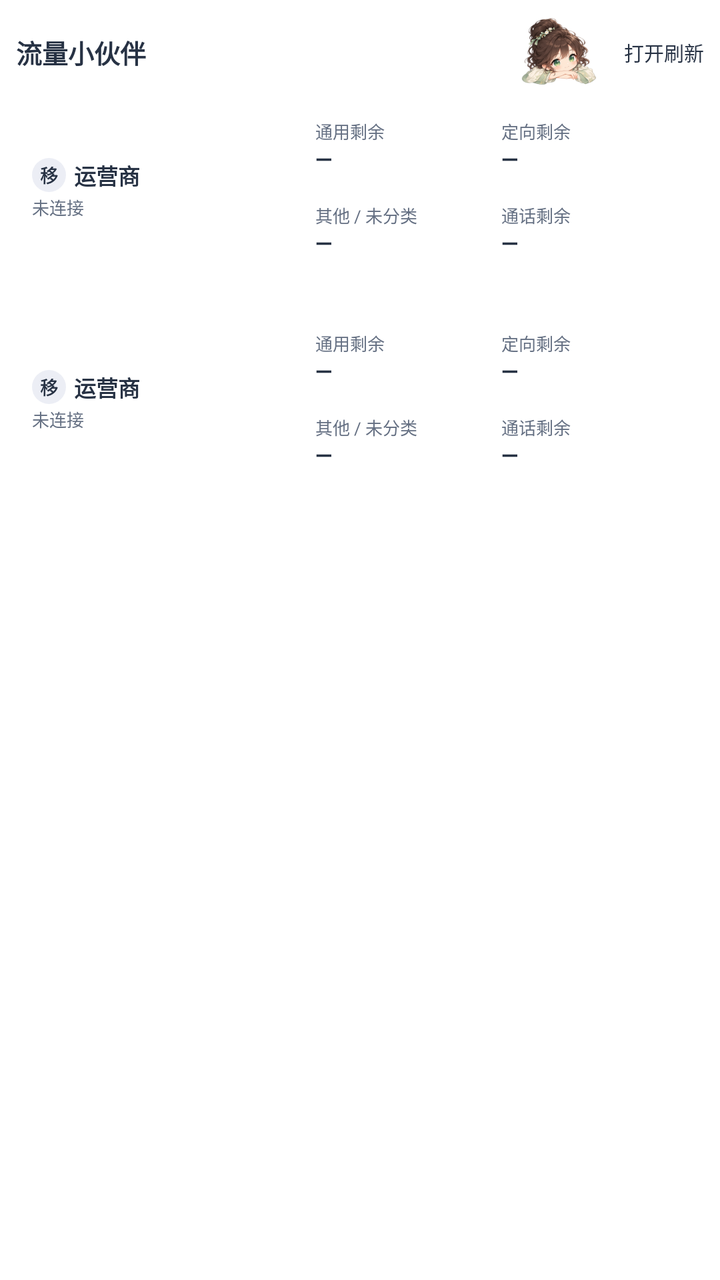
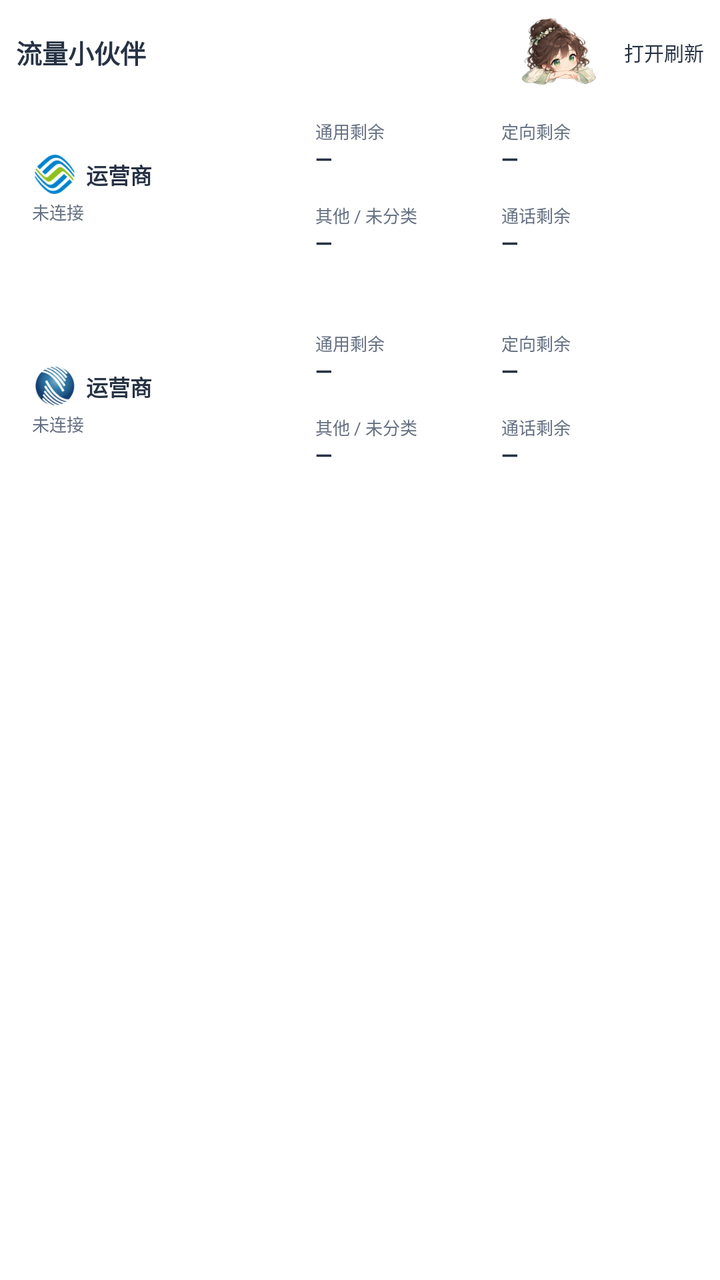

The first picture is an Android layout as it rendered before a commit; the second is the same layout after the commit. The layout source and the unified diff follow.
<!-- AndroidManifest.xml: fallback theme Theme.MaterialComponents.DayNight.NoActionBar -->
<!-- res/layout/traffic_widget.xml -->
<?xml version="1.0" encoding="utf-8"?>
<LinearLayout xmlns:android="http://schemas.android.com/apk/res/android" android:id="@+id/widget_root" android:layout_width="match_parent" android:layout_height="match_parent" android:orientation="vertical" android:padding="8dp" android:background="@drawable/widget_shell">
<LinearLayout android:layout_width="match_parent" android:layout_height="36dp" android:orientation="horizontal" android:gravity="center_vertical">
<TextView android:layout_width="0dp" android:layout_height="wrap_content" android:layout_weight="1" android:text="流量小伙伴" android:textSize="13sp" android:textStyle="bold" android:textColor="#273244" android:maxLines="1" android:ellipsize="end" />
<ImageView android:id="@+id/widget_mascot" android:layout_width="52dp" android:layout_height="36dp" android:src="@drawable/widget_mascot" android:scaleType="fitCenter" android:contentDescription="温泉旅伴" />
<TextView android:id="@+id/widget_refresh_action" android:layout_width="wrap_content" android:layout_height="match_parent" android:gravity="center" android:paddingStart="8dp" android:text="打开刷新" android:textSize="10sp" android:textColor="#273244" android:contentDescription="打开流量小伙伴并刷新所选账号" />
</LinearLayout>
<LinearLayout android:id="@+id/slot_1" android:layout_width="match_parent" android:layout_height="100dp" android:layout_marginBottom="6dp" android:orientation="horizontal" android:padding="8dp" android:background="@drawable/widget_carrier_card">
<LinearLayout android:layout_width="0dp" android:layout_height="match_parent" android:layout_weight="0.42" android:orientation="vertical" android:gravity="center_vertical">
<LinearLayout android:layout_width="match_parent" android:layout_height="19dp" android:orientation="horizontal" android:gravity="center_vertical">
<TextView android:id="@+id/slot_1_badge" android:layout_width="17dp" android:layout_height="17dp" android:gravity="center" android:background="@drawable/widget_carrier_badge" android:text="移" android:textSize="9sp" android:textStyle="bold" android:textColor="#273244" />
<TextView android:id="@+id/slot_1_name" android:layout_width="0dp" android:layout_height="wrap_content" android:layout_weight="1" android:paddingStart="4dp" android:text="运营商" android:textColor="#273244" android:textStyle="bold" android:textSize="11sp" android:maxLines="1" android:ellipsize="end" />
</LinearLayout>
<TextView android:id="@+id/slot_1_state" android:layout_width="match_parent" android:layout_height="wrap_content" android:text="未连接" android:textSize="8.5sp" android:textColor="#657083" android:maxLines="1" android:ellipsize="end" />
<TextView android:id="@+id/slot_1_phone" android:layout_width="match_parent" android:layout_height="wrap_content" android:text="" android:visibility="gone" android:textSize="9sp" android:textColor="#657083" android:maxLines="1" android:ellipsize="end" />
<TextView android:id="@+id/slot_1_balance" android:layout_width="match_parent" android:layout_height="wrap_content" android:text="" android:visibility="gone" android:textSize="10sp" android:textColor="#273244" android:maxLines="1" android:ellipsize="end" android:textStyle="bold" />
<TextView android:id="@+id/slot_1_summary" android:layout_width="match_parent" android:layout_height="wrap_content" android:text="" android:visibility="gone" android:textSize="8sp" android:textColor="#657083" android:maxLines="1" android:ellipsize="end" />
<TextView android:id="@+id/slot_1_time" android:layout_width="match_parent" android:layout_height="wrap_content" android:text="" android:visibility="gone" android:textSize="8sp" android:textColor="#657083" android:maxLines="1" android:ellipsize="end" />
</LinearLayout>
<TextView android:layout_width="7dp" android:layout_height="match_parent" />
<LinearLayout android:layout_width="0dp" android:layout_height="match_parent" android:layout_weight="0.58" android:orientation="vertical">
<LinearLayout android:layout_width="match_parent" android:layout_height="0dp" android:layout_weight="1" android:orientation="horizontal"><LinearLayout android:layout_width="0dp" android:layout_height="match_parent" android:layout_weight="1" android:orientation="vertical" android:gravity="center_vertical"><TextView android:layout_width="match_parent" android:layout_height="wrap_content" android:text="通用剩余" android:textColor="#657083" android:textSize="8.5sp" android:maxLines="1" /><TextView android:id="@+id/slot_1_general" android:layout_width="match_parent" android:layout_height="wrap_content" android:text="—" android:textSize="11sp" android:textColor="#273244" android:maxLines="1" android:ellipsize="end" android:textStyle="bold" /></LinearLayout><LinearLayout android:layout_width="0dp" android:layout_height="match_parent" android:layout_weight="1" android:orientation="vertical" android:gravity="center_vertical"><TextView android:layout_width="match_parent" android:layout_height="wrap_content" android:text="定向剩余" android:textColor="#657083" android:textSize="8.5sp" android:maxLines="1" /><TextView android:id="@+id/slot_1_directed" android:layout_width="match_parent" android:layout_height="wrap_content" android:text="—" android:textSize="11sp" android:textColor="#273244" android:maxLines="1" android:ellipsize="end" android:textStyle="bold" /></LinearLayout></LinearLayout>
<LinearLayout android:layout_width="match_parent" android:layout_height="0dp" android:layout_weight="1" android:orientation="horizontal"><LinearLayout android:layout_width="0dp" android:layout_height="match_parent" android:layout_weight="1" android:orientation="vertical" android:gravity="center_vertical"><TextView android:layout_width="match_parent" android:layout_height="wrap_content" android:text="其他 / 未分类" android:textColor="#657083" android:textSize="8.5sp" android:maxLines="1" /><TextView android:id="@+id/slot_1_other" android:layout_width="match_parent" android:layout_height="wrap_content" android:text="—" android:textSize="11sp" android:textColor="#273244" android:maxLines="1" android:ellipsize="end" android:textStyle="bold" /></LinearLayout><LinearLayout android:layout_width="0dp" android:layout_height="match_parent" android:layout_weight="1" android:orientation="vertical" android:gravity="center_vertical"><TextView android:layout_width="match_parent" android:layout_height="wrap_content" android:text="通话剩余" android:textColor="#657083" android:textSize="8.5sp" android:maxLines="1" /><TextView android:id="@+id/slot_1_voice" android:layout_width="match_parent" android:layout_height="wrap_content" android:text="—" android:textSize="11sp" android:textColor="#273244" android:maxLines="1" android:ellipsize="end" android:textStyle="bold" /></LinearLayout></LinearLayout>
</LinearLayout>
</LinearLayout>
<LinearLayout android:id="@+id/slot_2" android:layout_width="match_parent" android:layout_height="100dp" android:layout_marginBottom="6dp" android:orientation="horizontal" android:padding="8dp" android:background="@drawable/widget_carrier_card">
<LinearLayout android:layout_width="0dp" android:layout_height="match_parent" android:layout_weight="0.42" android:orientation="vertical" android:gravity="center_vertical">
<LinearLayout android:layout_width="match_parent" android:layout_height="19dp" android:orientation="horizontal" android:gravity="center_vertical">
<TextView android:id="@+id/slot_2_badge" android:layout_width="17dp" android:layout_height="17dp" android:gravity="center" android:background="@drawable/widget_carrier_badge" android:text="移" android:textSize="9sp" android:textStyle="bold" android:textColor="#273244" />
<TextView android:id="@+id/slot_2_name" android:layout_width="0dp" android:layout_height="wrap_content" android:layout_weight="1" android:paddingStart="4dp" android:text="运营商" android:textColor="#273244" android:textStyle="bold" android:textSize="11sp" android:maxLines="1" android:ellipsize="end" />
</LinearLayout>
<TextView android:id="@+id/slot_2_state" android:layout_width="match_parent" android:layout_height="wrap_content" android:text="未连接" android:textSize="8.5sp" android:textColor="#657083" android:maxLines="1" android:ellipsize="end" />
<TextView android:id="@+id/slot_2_phone" android:layout_width="match_parent" android:layout_height="wrap_content" android:text="" android:visibility="gone" android:textSize="9sp" android:textColor="#657083" android:maxLines="1" android:ellipsize="end" />
<TextView android:id="@+id/slot_2_balance" android:layout_width="match_parent" android:layout_height="wrap_content" android:text="" android:visibility="gone" android:textSize="10sp" android:textColor="#273244" android:maxLines="1" android:ellipsize="end" android:textStyle="bold" />
<TextView android:id="@+id/slot_2_summary" android:layout_width="match_parent" android:layout_height="wrap_content" android:text="" android:visibility="gone" android:textSize="8sp" android:textColor="#657083" android:maxLines="1" android:ellipsize="end" />
<TextView android:id="@+id/slot_2_time" android:layout_width="match_parent" android:layout_height="wrap_content" android:text="" android:visibility="gone" android:textSize="8sp" android:textColor="#657083" android:maxLines="1" android:ellipsize="end" />
</LinearLayout>
<TextView android:layout_width="7dp" android:layout_height="match_parent" />
<LinearLayout android:layout_width="0dp" android:layout_height="match_parent" android:layout_weight="0.58" android:orientation="vertical">
<LinearLayout android:layout_width="match_parent" android:layout_height="0dp" android:layout_weight="1" android:orientation="horizontal"><LinearLayout android:layout_width="0dp" android:layout_height="match_parent" android:layout_weight="1" android:orientation="vertical" android:gravity="center_vertical"><TextView android:layout_width="match_parent" android:layout_height="wrap_content" android:text="通用剩余" android:textColor="#657083" android:textSize="8.5sp" android:maxLines="1" /><TextView android:id="@+id/slot_2_general" android:layout_width="match_parent" android:layout_height="wrap_content" android:text="—" android:textSize="11sp" android:textColor="#273244" android:maxLines="1" android:ellipsize="end" android:textStyle="bold" /></LinearLayout><LinearLayout android:layout_width="0dp" android:layout_height="match_parent" android:layout_weight="1" android:orientation="vertical" android:gravity="center_vertical"><TextView android:layout_width="match_parent" android:layout_height="wrap_content" android:text="定向剩余" android:textColor="#657083" android:textSize="8.5sp" android:maxLines="1" /><TextView android:id="@+id/slot_2_directed" android:layout_width="match_parent" android:layout_height="wrap_content" android:text="—" android:textSize="11sp" android:textColor="#273244" android:maxLines="1" android:ellipsize="end" android:textStyle="bold" /></LinearLayout></LinearLayout>
<LinearLayout android:layout_width="match_parent" android:layout_height="0dp" android:layout_weight="1" android:orientation="horizontal"><LinearLayout android:layout_width="0dp" android:layout_height="match_parent" android:layout_weight="1" android:orientation="vertical" android:gravity="center_vertical"><TextView android:layout_width="match_parent" android:layout_height="wrap_content" android:text="其他 / 未分类" android:textColor="#657083" android:textSize="8.5sp" android:maxLines="1" /><TextView android:id="@+id/slot_2_other" android:layout_width="match_parent" android:layout_height="wrap_content" android:text="—" android:textSize="11sp" android:textColor="#273244" android:maxLines="1" android:ellipsize="end" android:textStyle="bold" /></LinearLayout><LinearLayout android:layout_width="0dp" android:layout_height="match_parent" android:layout_weight="1" android:orientation="vertical" android:gravity="center_vertical"><TextView android:layout_width="match_parent" android:layout_height="wrap_content" android:text="通话剩余" android:textColor="#657083" android:textSize="8.5sp" android:maxLines="1" /><TextView android:id="@+id/slot_2_voice" android:layout_width="match_parent" android:layout_height="wrap_content" android:text="—" android:textSize="11sp" android:textColor="#273244" android:maxLines="1" android:ellipsize="end" android:textStyle="bold" /></LinearLayout></LinearLayout>
</LinearLayout>
</LinearLayout>
<LinearLayout android:id="@+id/slot_3" android:visibility="gone" android:layout_width="match_parent" android:layout_height="100dp" android:layout_marginBottom="6dp" android:orientation="horizontal" android:padding="8dp" android:background="@drawable/widget_carrier_card">
<LinearLayout android:layout_width="0dp" android:layout_height="match_parent" android:layout_weight="0.42" android:orientation="vertical" android:gravity="center_vertical">
<LinearLayout android:layout_width="match_parent" android:layout_height="19dp" android:orientation="horizontal" android:gravity="center_vertical">
<TextView android:id="@+id/slot_3_badge" android:layout_width="17dp" android:layout_height="17dp" android:gravity="center" android:background="@drawable/widget_carrier_badge" android:text="移" android:textSize="9sp" android:textStyle="bold" android:textColor="#273244" />
<TextView android:id="@+id/slot_3_name" android:layout_width="0dp" android:layout_height="wrap_content" android:layout_weight="1" android:paddingStart="4dp" android:text="运营商" android:textColor="#273244" android:textStyle="bold" android:textSize="11sp" android:maxLines="1" android:ellipsize="end" />
</LinearLayout>
<TextView android:id="@+id/slot_3_state" android:layout_width="match_parent" android:layout_height="wrap_content" android:text="未连接" android:textSize="8.5sp" android:textColor="#657083" android:maxLines="1" android:ellipsize="end" />
<TextView android:id="@+id/slot_3_phone" android:layout_width="match_parent" android:layout_height="wrap_content" android:text="" android:visibility="gone" android:textSize="9sp" android:textColor="#657083" android:maxLines="1" android:ellipsize="end" />
<TextView android:id="@+id/slot_3_balance" android:layout_width="match_parent" android:layout_height="wrap_content" android:text="" android:visibility="gone" android:textSize="10sp" android:textColor="#273244" android:maxLines="1" android:ellipsize="end" android:textStyle="bold" />
<TextView android:id="@+id/slot_3_summary" android:layout_width="match_parent" android:layout_height="wrap_content" android:text="" android:visibility="gone" android:textSize="8sp" android:textColor="#657083" android:maxLines="1" android:ellipsize="end" />
<TextView android:id="@+id/slot_3_time" android:layout_width="match_parent" android:layout_height="wrap_content" android:text="" android:visibility="gone" android:textSize="8sp" android:textColor="#657083" android:maxLines="1" android:ellipsize="end" />
</LinearLayout>
<TextView android:layout_width="7dp" android:layout_height="match_parent" />
<LinearLayout android:layout_width="0dp" android:layout_height="match_parent" android:layout_weight="0.58" android:orientation="vertical">
<LinearLayout android:layout_width="match_parent" android:layout_height="0dp" android:layout_weight="1" android:orientation="horizontal"><LinearLayout android:layout_width="0dp" android:layout_height="match_parent" android:layout_weight="1" android:orientation="vertical" android:gravity="center_vertical"><TextView android:layout_width="match_parent" android:layout_height="wrap_content" android:text="通用剩余" android:textColor="#657083" android:textSize="8.5sp" android:maxLines="1" /><TextView android:id="@+id/slot_3_general" android:layout_width="match_parent" android:layout_height="wrap_content" android:text="—" android:textSize="11sp" android:textColor="#273244" android:maxLines="1" android:ellipsize="end" android:textStyle="bold" /></LinearLayout><LinearLayout android:layout_width="0dp" android:layout_height="match_parent" android:layout_weight="1" android:orientation="vertical" android:gravity="center_vertical"><TextView android:layout_width="match_parent" android:layout_height="wrap_content" android:text="定向剩余" android:textColor="#657083" android:textSize="8.5sp" android:maxLines="1" /><TextView android:id="@+id/slot_3_directed" android:layout_width="match_parent" android:layout_height="wrap_content" android:text="—" android:textSize="11sp" android:textColor="#273244" android:maxLines="1" android:ellipsize="end" android:textStyle="bold" /></LinearLayout></LinearLayout>
<LinearLayout android:layout_width="match_parent" android:layout_height="0dp" android:layout_weight="1" android:orientation="horizontal"><LinearLayout android:layout_width="0dp" android:layout_height="match_parent" android:layout_weight="1" android:orientation="vertical" android:gravity="center_vertical"><TextView android:layout_width="match_parent" android:layout_height="wrap_content" android:text="其他 / 未分类" android:textColor="#657083" android:textSize="8.5sp" android:maxLines="1" /><TextView android:id="@+id/slot_3_other" android:layout_width="match_parent" android:layout_height="wrap_content" android:text="—" android:textSize="11sp" android:textColor="#273244" android:maxLines="1" android:ellipsize="end" android:textStyle="bold" /></LinearLayout><LinearLayout android:layout_width="0dp" android:layout_height="match_parent" android:layout_weight="1" android:orientation="vertical" android:gravity="center_vertical"><TextView android:layout_width="match_parent" android:layout_height="wrap_content" android:text="通话剩余" android:textColor="#657083" android:textSize="8.5sp" android:maxLines="1" /><TextView android:id="@+id/slot_3_voice" android:layout_width="match_parent" android:layout_height="wrap_content" android:text="—" android:textSize="11sp" android:textColor="#273244" android:maxLines="1" android:ellipsize="end" android:textStyle="bold" /></LinearLayout></LinearLayout>
</LinearLayout>
</LinearLayout>
<LinearLayout android:id="@+id/slot_4" android:visibility="gone" android:layout_width="match_parent" android:layout_height="100dp" android:layout_marginBottom="6dp" android:orientation="horizontal" android:padding="8dp" android:background="@drawable/widget_carrier_card">
<LinearLayout android:layout_width="0dp" android:layout_height="match_parent" android:layout_weight="0.42" android:orientation="vertical" android:gravity="center_vertical">
<LinearLayout android:layout_width="match_parent" android:layout_height="19dp" android:orientation="horizontal" android:gravity="center_vertical">
<TextView android:id="@+id/slot_4_badge" android:layout_width="17dp" android:layout_height="17dp" android:gravity="center" android:background="@drawable/widget_carrier_badge" android:text="移" android:textSize="9sp" android:textStyle="bold" android:textColor="#273244" />
<TextView android:id="@+id/slot_4_name" android:layout_width="0dp" android:layout_height="wrap_content" android:layout_weight="1" android:paddingStart="4dp" android:text="运营商" android:textColor="#273244" android:textStyle="bold" android:textSize="11sp" android:maxLines="1" android:ellipsize="end" />
</LinearLayout>
<TextView android:id="@+id/slot_4_state" android:layout_width="match_parent" android:layout_height="wrap_content" android:text="未连接" android:textSize="8.5sp" android:textColor="#657083" android:maxLines="1" android:ellipsize="end" />
<TextView android:id="@+id/slot_4_phone" android:layout_width="match_parent" android:layout_height="wrap_content" android:text="" android:visibility="gone" android:textSize="9sp" android:textColor="#657083" android:maxLines="1" android:ellipsize="end" />
<TextView android:id="@+id/slot_4_balance" android:layout_width="match_parent" android:layout_height="wrap_content" android:text="" android:visibility="gone" android:textSize="10sp" android:textColor="#273244" android:maxLines="1" android:ellipsize="end" android:textStyle="bold" />
<TextView android:id="@+id/slot_4_summary" android:layout_width="match_parent" android:layout_height="wrap_content" android:text="" android:visibility="gone" android:textSize="8sp" android:textColor="#657083" android:maxLines="1" android:ellipsize="end" />
<TextView android:id="@+id/slot_4_time" android:layout_width="match_parent" android:layout_height="wrap_content" android:text="" android:visibility="gone" android:textSize="8sp" android:textColor="#657083" android:maxLines="1" android:ellipsize="end" />
</LinearLayout>
<TextView android:layout_width="7dp" android:layout_height="match_parent" />
<LinearLayout android:layout_width="0dp" android:layout_height="match_parent" android:layout_weight="0.58" android:orientation="vertical">
<LinearLayout android:layout_width="match_parent" android:layout_height="0dp" android:layout_weight="1" android:orientation="horizontal"><LinearLayout android:layout_width="0dp" android:layout_height="match_parent" android:layout_weight="1" android:orientation="vertical" android:gravity="center_vertical"><TextView android:layout_width="match_parent" android:layout_height="wrap_content" android:text="通用剩余" android:textColor="#657083" android:textSize="8.5sp" android:maxLines="1" /><TextView android:id="@+id/slot_4_general" android:layout_width="match_parent" android:layout_height="wrap_content" android:text="—" android:textSize="11sp" android:textColor="#273244" android:maxLines="1" android:ellipsize="end" android:textStyle="bold" /></LinearLayout><LinearLayout android:layout_width="0dp" android:layout_height="match_parent" android:layout_weight="1" android:orientation="vertical" android:gravity="center_vertical"><TextView android:layout_width="match_parent" android:layout_height="wrap_content" android:text="定向剩余" android:textColor="#657083" android:textSize="8.5sp" android:maxLines="1" /><TextView android:id="@+id/slot_4_directed" android:layout_width="match_parent" android:layout_height="wrap_content" android:text="—" android:textSize="11sp" android:textColor="#273244" android:maxLines="1" android:ellipsize="end" android:textStyle="bold" /></LinearLayout></LinearLayout>
<LinearLayout android:layout_width="match_parent" android:layout_height="0dp" android:layout_weight="1" android:orientation="horizontal"><LinearLayout android:layout_width="0dp" android:layout_height="match_parent" android:layout_weight="1" android:orientation="vertical" android:gravity="center_vertical"><TextView android:layout_width="match_parent" android:layout_height="wrap_content" android:text="其他 / 未分类" android:textColor="#657083" android:textSize="8.5sp" android:maxLines="1" /><TextView android:id="@+id/slot_4_other" android:layout_width="match_parent" android:layout_height="wrap_content" android:text="—" android:textSize="11sp" android:textColor="#273244" android:maxLines="1" android:ellipsize="end" android:textStyle="bold" /></LinearLayout><LinearLayout android:layout_width="0dp" android:layout_height="match_parent" android:layout_weight="1" android:orientation="vertical" android:gravity="center_vertical"><TextView android:layout_width="match_parent" android:layout_height="wrap_content" android:text="通话剩余" android:textColor="#657083" android:textSize="8.5sp" android:maxLines="1" /><TextView android:id="@+id/slot_4_voice" android:layout_width="match_parent" android:layout_height="wrap_content" android:text="—" android:textSize="11sp" android:textColor="#273244" android:maxLines="1" android:ellipsize="end" android:textStyle="bold" /></LinearLayout></LinearLayout>
</LinearLayout>
</LinearLayout>
<TextView android:id="@+id/widget_empty" android:layout_width="match_parent" android:layout_height="100dp" android:gravity="center" android:text="先在应用里选择运营商" android:textColor="#657083" android:textSize="12sp" android:visibility="gone" />
<TextView android:id="@+id/widget_more" android:layout_width="match_parent" android:layout_height="16dp" android:gravity="center_vertical" android:text="" android:visibility="gone" android:textColor="#657083" android:textSize="8sp" android:maxLines="1" android:ellipsize="end" />
</LinearLayout>
<!-- resources referenced by this layout -->
<resources>
  <!-- drawable widget_carrier_badge (drawable) -->
  <?xml version="1.0" encoding="utf-8"?>
  <shape xmlns:android="http://schemas.android.com/apk/res/android" android:shape="oval"><solid android:color="#24768ABA" /></shape>
  <!-- drawable widget_carrier_card (drawable) -->
  <?xml version="1.0" encoding="utf-8"?>
  <shape xmlns:android="http://schemas.android.com/apk/res/android" android:shape="rectangle"><corners android:radius="15dp" /><solid android:color="#C4FFFFFF" /><stroke android:width="0.5dp" android:color="#CCFFFFFF" /></shape>
  <!-- drawable widget_mascot: png bitmap (drawable-nodpi, 25313 bytes) -->
  <!-- drawable widget_shell (drawable) -->
  <?xml version="1.0" encoding="utf-8"?>
  <shape xmlns:android="http://schemas.android.com/apk/res/android" android:shape="rectangle"><corners android:radius="22dp" /><solid android:color="#60FFFFFF" /></shape>
</resources>

<!-- the commit's change to res/layout/traffic_widget.xml (unified diff, before → after) -->
@@ -7,8 +7,8 @@
 </LinearLayout>
 <LinearLayout android:id="@+id/slot_1" android:layout_width="match_parent" android:layout_height="100dp" android:layout_marginBottom="6dp" android:orientation="horizontal" android:padding="8dp" android:background="@drawable/widget_carrier_card">
 <LinearLayout android:layout_width="0dp" android:layout_height="match_parent" android:layout_weight="0.42" android:orientation="vertical" android:gravity="center_vertical">
-<LinearLayout android:layout_width="match_parent" android:layout_height="19dp" android:orientation="horizontal" android:gravity="center_vertical">
-<TextView android:id="@+id/slot_1_badge" android:layout_width="17dp" android:layout_height="17dp" android:gravity="center" android:background="@drawable/widget_carrier_badge" android:text="移" android:textSize="9sp" android:textStyle="bold" android:textColor="#273244" />
+<LinearLayout android:layout_width="match_parent" android:layout_height="24dp" android:orientation="horizontal" android:gravity="center_vertical">
+<ImageView android:id="@+id/slot_1_badge" android:layout_width="23dp" android:layout_height="23dp" android:src="@drawable/carrier_mobile" android:scaleType="fitCenter" android:contentDescription="运营商标识" />
 <TextView android:id="@+id/slot_1_name" android:layout_width="0dp" android:layout_height="wrap_content" android:layout_weight="1" android:paddingStart="4dp" android:text="运营商" android:textColor="#273244" android:textStyle="bold" android:textSize="11sp" android:maxLines="1" android:ellipsize="end" />
 </LinearLayout>
 <TextView android:id="@+id/slot_1_state" android:layout_width="match_parent" android:layout_height="wrap_content" android:text="未连接" android:textSize="8.5sp" android:textColor="#657083" android:maxLines="1" android:ellipsize="end" />
@@ -25,8 +25,8 @@
 </LinearLayout>
 <LinearLayout android:id="@+id/slot_2" android:layout_width="match_parent" android:layout_height="100dp" android:layout_marginBottom="6dp" android:orientation="horizontal" android:padding="8dp" android:background="@drawable/widget_carrier_card">
 <LinearLayout android:layout_width="0dp" android:layout_height="match_parent" android:layout_weight="0.42" android:orientation="vertical" android:gravity="center_vertical">
-<LinearLayout android:layout_width="match_parent" android:layout_height="19dp" android:orientation="horizontal" android:gravity="center_vertical">
-<TextView android:id="@+id/slot_2_badge" android:layout_width="17dp" android:layout_height="17dp" android:gravity="center" android:background="@drawable/widget_carrier_badge" android:text="移" android:textSize="9sp" android:textStyle="bold" android:textColor="#273244" />
+<LinearLayout android:layout_width="match_parent" android:layout_height="24dp" android:orientation="horizontal" android:gravity="center_vertical">
+<ImageView android:id="@+id/slot_2_badge" android:layout_width="23dp" android:layout_height="23dp" android:src="@drawable/carrier_broadnet" android:scaleType="fitCenter" android:contentDescription="运营商标识" />
 <TextView android:id="@+id/slot_2_name" android:layout_width="0dp" android:layout_height="wrap_content" android:layout_weight="1" android:paddingStart="4dp" android:text="运营商" android:textColor="#273244" android:textStyle="bold" android:textSize="11sp" android:maxLines="1" android:ellipsize="end" />
 </LinearLayout>
 <TextView android:id="@+id/slot_2_state" android:layout_width="match_parent" android:layout_height="wrap_content" android:text="未连接" android:textSize="8.5sp" android:textColor="#657083" android:maxLines="1" android:ellipsize="end" />
@@ -43,8 +43,8 @@
 </LinearLayout>
 <LinearLayout android:id="@+id/slot_3" android:visibility="gone" android:layout_width="match_parent" android:layout_height="100dp" android:layout_marginBottom="6dp" android:orientation="horizontal" android:padding="8dp" android:background="@drawable/widget_carrier_card">
 <LinearLayout android:layout_width="0dp" android:layout_height="match_parent" android:layout_weight="0.42" android:orientation="vertical" android:gravity="center_vertical">
-<LinearLayout android:layout_width="match_parent" android:layout_height="19dp" android:orientation="horizontal" android:gravity="center_vertical">
-<TextView android:id="@+id/slot_3_badge" android:layout_width="17dp" android:layout_height="17dp" android:gravity="center" android:background="@drawable/widget_carrier_badge" android:text="移" android:textSize="9sp" android:textStyle="bold" android:textColor="#273244" />
+<LinearLayout android:layout_width="match_parent" android:layout_height="24dp" android:orientation="horizontal" android:gravity="center_vertical">
+<ImageView android:id="@+id/slot_3_badge" android:layout_width="23dp" android:layout_height="23dp" android:src="@drawable/carrier_unicom" android:scaleType="fitCenter" android:contentDescription="运营商标识" />
 <TextView android:id="@+id/slot_3_name" android:layout_width="0dp" android:layout_height="wrap_content" android:layout_weight="1" android:paddingStart="4dp" android:text="运营商" android:textColor="#273244" android:textStyle="bold" android:textSize="11sp" android:maxLines="1" android:ellipsize="end" />
 </LinearLayout>
 <TextView android:id="@+id/slot_3_state" android:layout_width="match_parent" android:layout_height="wrap_content" android:text="未连接" android:textSize="8.5sp" android:textColor="#657083" android:maxLines="1" android:ellipsize="end" />
@@ -61,8 +61,8 @@
 </LinearLayout>
 <LinearLayout android:id="@+id/slot_4" android:visibility="gone" android:layout_width="match_parent" android:layout_height="100dp" android:layout_marginBottom="6dp" android:orientation="horizontal" android:padding="8dp" android:background="@drawable/widget_carrier_card">
 <LinearLayout android:layout_width="0dp" android:layout_height="match_parent" android:layout_weight="0.42" android:orientation="vertical" android:gravity="center_vertical">
-<LinearLayout android:layout_width="match_parent" android:layout_height="19dp" android:orientation="horizontal" android:gravity="center_vertical">
-<TextView android:id="@+id/slot_4_badge" android:layout_width="17dp" android:layout_height="17dp" android:gravity="center" android:background="@drawable/widget_carrier_badge" android:text="移" android:textSize="9sp" android:textStyle="bold" android:textColor="#273244" />
+<LinearLayout android:layout_width="match_parent" android:layout_height="24dp" android:orientation="horizontal" android:gravity="center_vertical">
+<ImageView android:id="@+id/slot_4_badge" android:layout_width="23dp" android:layout_height="23dp" android:src="@drawable/carrier_telecom" android:scaleType="fitCenter" android:contentDescription="运营商标识" />
 <TextView android:id="@+id/slot_4_name" android:layout_width="0dp" android:layout_height="wrap_content" android:layout_weight="1" android:paddingStart="4dp" android:text="运营商" android:textColor="#273244" android:textStyle="bold" android:textSize="11sp" android:maxLines="1" android:ellipsize="end" />
 </LinearLayout>
 <TextView android:id="@+id/slot_4_state" android:layout_width="match_parent" android:layout_height="wrap_content" android:text="未连接" android:textSize="8.5sp" android:textColor="#657083" android:maxLines="1" android:ellipsize="end" />
<!-- resource entries referenced after the edit -->
@@ -1,8 +1,9 @@
 <!-- resources referenced by this layout -->
 <resources>
-  <!-- drawable widget_carrier_badge (drawable) -->
-  <?xml version="1.0" encoding="utf-8"?>
-  <shape xmlns:android="http://schemas.android.com/apk/res/android" android:shape="oval"><solid android:color="#24768ABA" /></shape>
+  <!-- drawable carrier_broadnet: png bitmap (drawable-nodpi, 28381 bytes) -->
+  <!-- drawable carrier_mobile: png bitmap (drawable-nodpi, 18160 bytes) -->
+  <!-- drawable carrier_telecom: png bitmap (drawable-nodpi, 11776 bytes) -->
+  <!-- drawable carrier_unicom: png bitmap (drawable-nodpi, 11852 bytes) -->
   <!-- drawable widget_carrier_card (drawable) -->
   <?xml version="1.0" encoding="utf-8"?>
   <shape xmlns:android="http://schemas.android.com/apk/res/android" android:shape="rectangle"><corners android:radius="15dp" /><solid android:color="#C4FFFFFF" /><stroke android:width="0.5dp" android:color="#CCFFFFFF" /></shape>
